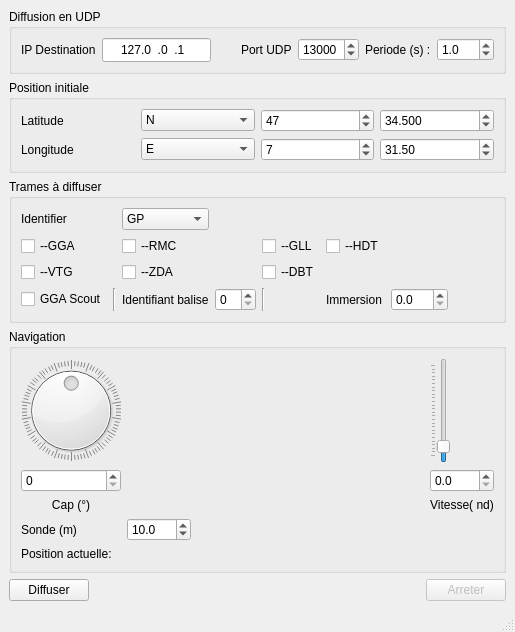
MaximeGeay/SimuNav, file mainwindow.ui: the form before one commit.
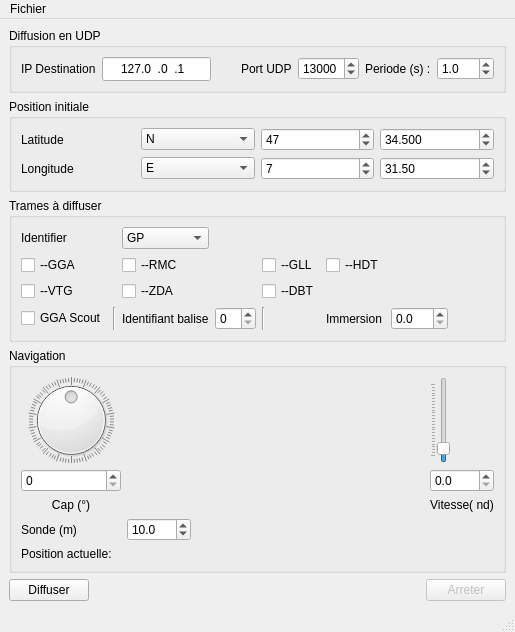
The form after the commit.

Commit message: SimuNav 1.1 Ajout A propos

```diff
--- a/mainwindow.ui
+++ b/mainwindow.ui
@@ -531,9 +531,17 @@
      <x>0</x>
      <y>0</y>
      <width>515</width>
-     <height>22</height>
+     <height>26</height>
     </rect>
    </property>
+   <widget class="QMenu" name="menuFichier">
+    <property name="title">
+     <string>Fichier</string>
+    </property>
+    <addaction name="actionApropos"/>
+    <addaction name="actionQuitter"/>
+   </widget>
+   <addaction name="menuFichier"/>
   </widget>
   <widget class="QStatusBar" name="statusbar"/>
  </widget>
```
Left out of the diff: 10 changed lines with no effect on the pictures. The commit also changes 2 other files.
